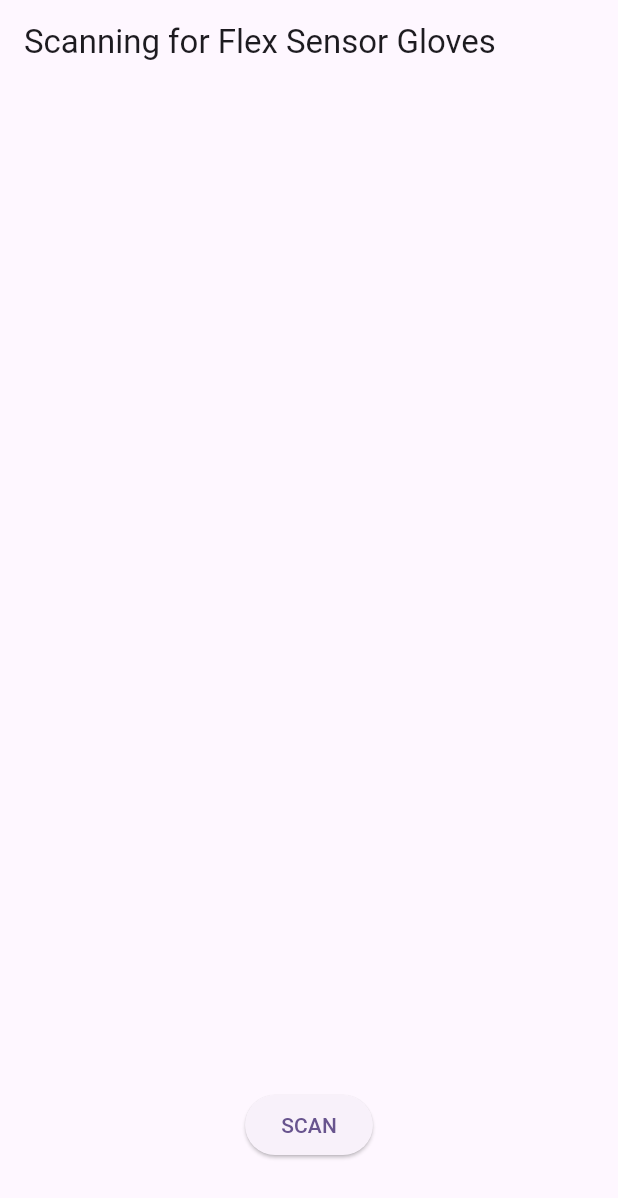
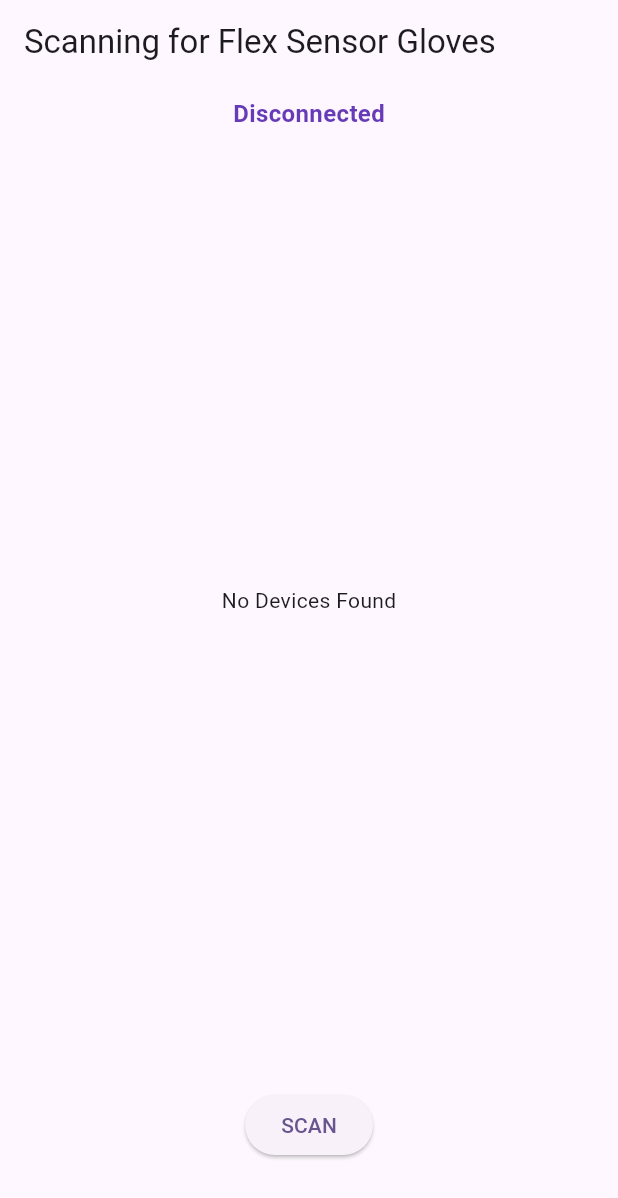
Before and after one commit to rAdvirtua/flutter-flexsensor-app, a Flutter app: the screen it shows after launch, on a phone screen of 412 x 824 dp. Shown: the top 1198 px of the screen. Run offline on Flutter 3.47's test engine with Material 3 defaults, Android fonts, the light colour scheme and no system bars; our stand-ins replace flutter_blue_plus, get, permission_handler.

Commit message:
updated files

```diff
--- a/significs/lib/main.dart
+++ b/significs/lib/main.dart
@@ -1,19 +1,19 @@
-import 'dart:async';
 import 'package:flutter/material.dart';
-import 'package:flutter_blue_plus/flutter_blue_plus.dart';
-import 'package:permission_handler/permission_handler.dart';
+import 'package:get/get.dart';
+import 'package:flutter_blue_plus/flutter_blue_plus.dart'; // Import FlutterBluePlus
+import 'ble_controller.dart'; // Adjusted the import path to match the local file structure
 
 void main() {
-  runApp(const MainApp());
+  runApp(const MyApp());
 }
 
-class MainApp extends StatelessWidget {
-  const MainApp({super.key});
+class MyApp extends StatelessWidget {
+  const MyApp({super.key});
 
   @override
   Widget build(BuildContext context) {
-    return MaterialApp(
-      title: 'Significs',
+    return GetMaterialApp(
+      title: 'BLE Scanner',
       theme: ThemeData(
         colorScheme: ColorScheme.fromSeed(seedColor: Colors.deepPurple),
         useMaterial3: true,
@@ -23,102 +23,79 @@ class MainApp extends StatelessWidget {
   }
 }
 
-class MyHomePage extends StatefulWidget {
+class MyHomePage extends StatelessWidget {
   const MyHomePage({super.key});
 
   @override
-  State<MyHomePage> createState() => _MyHomePageState();
-}
+  Widget build(BuildContext context) {
+    final BleController controller = Get.put(BleController());
 
-class _MyHomePageState extends State<MyHomePage> {
-  final FlutterBluePlus flutterBlue = FlutterBluePlus();
-  List<ScanResult> scanResults = [];
-  bool isScanning = false;
-  bool showNoDevices = false;
-
-  @override
-  void initState() {
-    super.initState();
-    _requestPermissions();
-  }
-
-  Future<void> _requestPermissions() async {
-    await [
-      Permission.bluetooth,
-      Permission.bluetoothScan,
-      Permission.bluetoothConnect,
-      Permission.locationWhenInUse, // Required for scanning on Android
-    ].request();
-  }
-
-  void startScan() async {
-    setState(() {
-      isScanning = true;
-      scanResults.clear();
-      showNoDevices = false; // Reset the "No Devices Found" message
-    });
-
-    // Start scanning
-    FlutterBluePlus.startScan(timeout: const Duration(seconds: 10));
-
-    // Listen for scan results
-    FlutterBluePlus.scanResults.listen((results) {
-      setState(() {
-        scanResults = results;
-      });
-    });
-
-    // Wait 10 seconds and then check if devices were found
-    Future.delayed(const Duration(seconds: 10), () {
-      setState(() {
-        isScanning = false;
-        if (scanResults.isEmpty) {
-          showNoDevices = true; // Show "No Devices Found" only after 10s
-        }
-      });
-    });
-  }
-
-  @override
-  Widget build(BuildContext context) {
     return Scaffold(
-      appBar: AppBar(title: const Text("Scanning for Flex Sensor Gloves")),
+      appBar: AppBar(
+        title: const Text("Scanning for Flex Sensor Gloves"),
+      ),
       body: Column(
         mainAxisAlignment: MainAxisAlignment.center,
         children: [
+          // Connection Status Display
+          Obx(() => Padding(
+                padding: const EdgeInsets.all(8.0),
+                child: Text(
+                  controller.connectionStatus.value,
+                  style: const TextStyle(
+                    fontSize: 16,
+                    fontWeight: FontWeight.bold,
+                    color: Colors.deepPurple,
+                  ),
+                ),
+              )),
           Expanded(
-            child:
-                scanResults.isNotEmpty
-                    ? ListView.builder(
+            child: Obx(() {
+              final scanResults = controller.scanResults.value;
+              if (scanResults.isNotEmpty) {
+                return ListView.builder(
                   itemCount: scanResults.length,
                   itemBuilder: (context, index) {
                     final data = scanResults[index];
                     return Card(
                       elevation: 2,
                       child: ListTile(
-                            title: Text(data.device.platformName),
-                            subtitle: Text(data.device.remoteId.str),
+                        title: Text(data.device.name.isNotEmpty
+                            ? data.device.name
+                            : "Unknown Device"),
+                        subtitle: Text(data.device.id.id),
                         trailing: Text("RSSI: ${data.rssi}"),
+                        onTap: () {
+                          controller.connectToDevice(data.device);
+                          Get.snackbar(
+                            "Connection Status",
+                            "Attempting to connect to ${data.device.name.isNotEmpty ? data.device.name : "Unknown Device"}",
+                            snackPosition: SnackPosition.BOTTOM,
+                          );
+                        },
                       ),
                     );
                   },
-                    )
-                    : isScanning
-                    ? const Center(
+                );
+              } else if (controller.isScanning.value) {
+                return const Center(
                   child: CircularProgressIndicator(),
-                    ) // Show loading
-                    : showNoDevices
-                    ? const Center(
+                );
+              } else {
+                return const Center(
                   child: Text("No Devices Found"),
-                    ) // Show message after 10s
-                    : const SizedBox(), // Empty when no scan has happened
+                );
+              }
+            }),
           ),
           const SizedBox(height: 20),
-          Center(
-            child: ElevatedButton(
-              onPressed: startScan,
-              child: const Text("SCAN"),
-            ),
+          ElevatedButton(
+            onPressed: () async {
+              await controller.scanDevices();
+            },
+            child: Obx(() => Text(
+                  controller.isScanning.value ? "Scanning..." : "SCAN",
+                )),
           ),
           const SizedBox(height: 50),
         ],
```
Also changed, not shown: significs/lib/ble_controller.dart (+40 -6 lines), 2 other files. Lines whose indentation alone changed are shown as unchanged.
